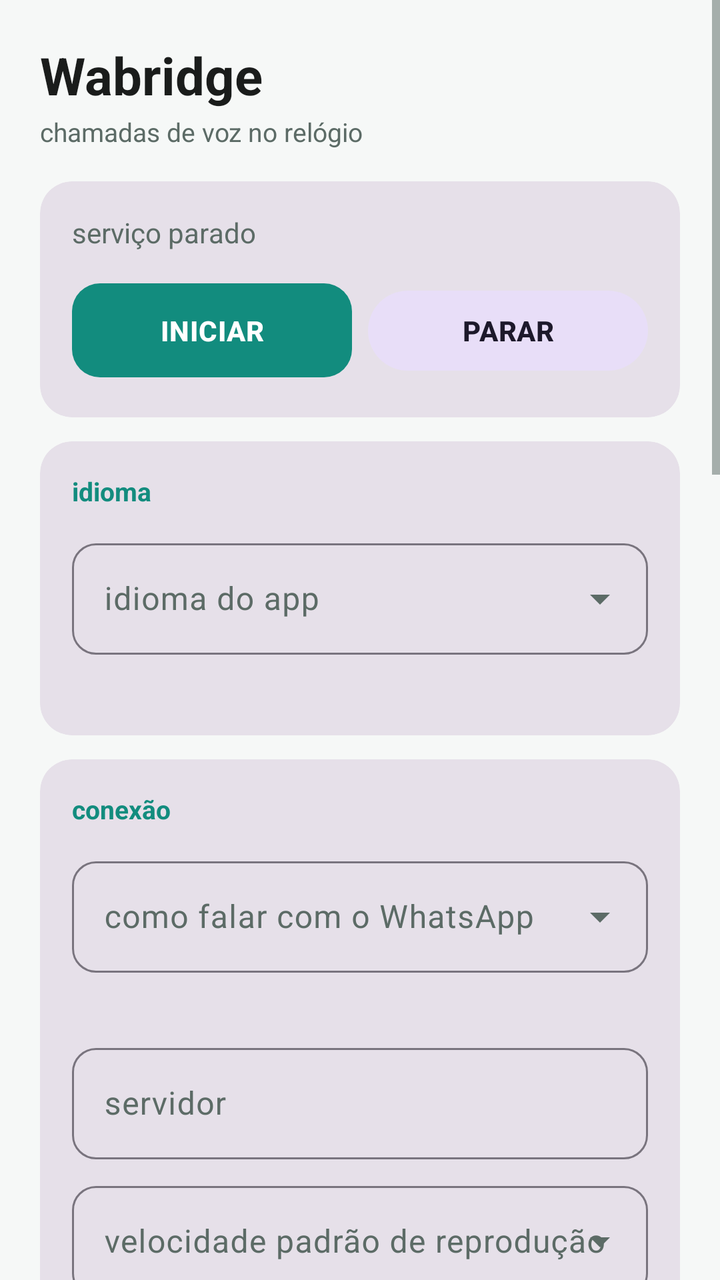
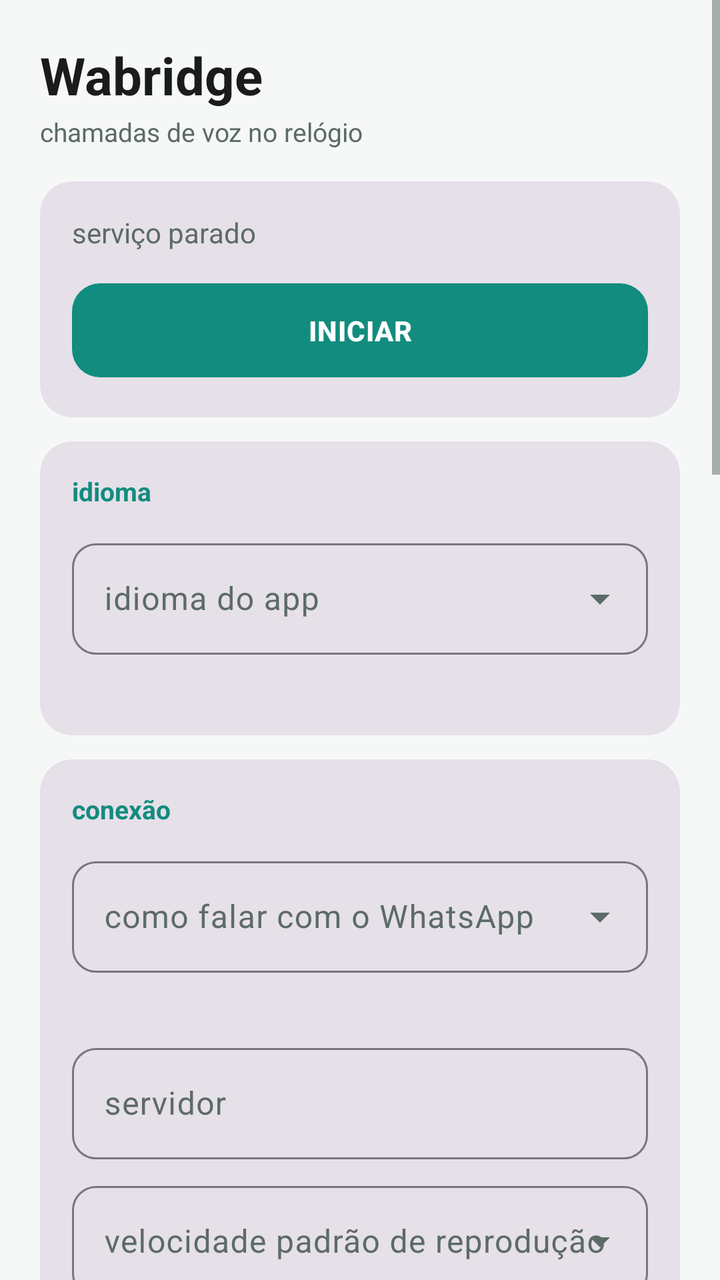

Before-and-after screenshots of an Android layout around one commit, followed by the original layout XML and the change that was made.
<!-- AndroidManifest.xml: application theme AppTheme -->
<!-- res/layout/activity_main.xml -->
<?xml version="1.0" encoding="utf-8"?>
<ScrollView xmlns:android="http://schemas.android.com/apk/res/android"
    xmlns:app="http://schemas.android.com/apk/res-auto"
    android:layout_width="match_parent"
    android:layout_height="match_parent"
    android:background="@color/background"
    android:fillViewport="true">

    <LinearLayout
        android:layout_width="match_parent"
        android:layout_height="wrap_content"
        android:orientation="vertical"
        android:padding="20dp">

        
        <TextView
            android:layout_width="wrap_content"
            android:layout_height="wrap_content"
            android:text="@string/app_name"
            android:textColor="@color/on_surface"
            android:textSize="26sp"
            android:textStyle="bold" />

        <TextView
            android:layout_width="wrap_content"
            android:layout_height="wrap_content"
            android:layout_marginTop="2dp"
            android:text="@string/subtitle"
            android:textColor="@color/on_surface_variant"
            android:textSize="13sp" />

        
        <com.google.android.material.card.MaterialCardView
            style="@style/Widget.Material3.CardView.Filled"
            android:layout_width="match_parent"
            android:layout_height="wrap_content"
            android:layout_marginTop="16dp"
            app:cardCornerRadius="16dp"
            app:cardElevation="0dp">

            <LinearLayout
                android:layout_width="match_parent"
                android:layout_height="wrap_content"
                android:orientation="vertical"
                android:padding="16dp">

                <TextView
                    android:id="@+id/serviceStateText"
                    android:layout_width="match_parent"
                    android:layout_height="wrap_content"
                    android:text="@string/service_off"
                    android:textColor="@color/on_surface_variant"
                    android:textSize="14sp" />

                <LinearLayout
                    android:layout_width="match_parent"
                    android:layout_height="wrap_content"
                    android:layout_marginTop="12dp"
                    android:orientation="horizontal">

                    <com.google.android.material.button.MaterialButton
                        android:id="@+id/startButton"
                        android:layout_width="0dp"
                        android:layout_height="wrap_content"
                        android:layout_weight="1"
                        android:text="@string/start" />

                    <com.google.android.material.button.MaterialButton
                        android:id="@+id/stopButton"
                        style="@style/Widget.Material3.Button.TonalButton"
                        android:layout_width="0dp"
                        android:layout_height="wrap_content"
                        android:layout_marginStart="8dp"
                        android:layout_weight="1"
                        android:text="@string/stop" />
                </LinearLayout>

            </LinearLayout>
        </com.google.android.material.card.MaterialCardView>

        
        <com.google.android.material.card.MaterialCardView
            style="@style/Widget.Material3.CardView.Filled"
            android:layout_width="match_parent"
            android:layout_height="wrap_content"
            android:layout_marginTop="12dp"
            app:cardCornerRadius="16dp"
            app:cardElevation="0dp">

            <LinearLayout
                android:layout_width="match_parent"
                android:layout_height="wrap_content"
                android:orientation="vertical"
                android:padding="16dp">

                <TextView
                    android:layout_width="wrap_content"
                    android:layout_height="wrap_content"
                    android:text="@string/section_language"
                    android:textColor="@color/brand"
                    android:textSize="13sp"
                    android:textStyle="bold" />

                <com.google.android.material.textfield.TextInputLayout
                    style="@style/Widget.Material3.TextInputLayout.OutlinedBox.ExposedDropdownMenu"
                    android:layout_width="match_parent"
                    android:layout_height="wrap_content"
                    android:layout_marginTop="12dp"
                    android:hint="@string/language_label">

                    <com.google.android.material.textfield.MaterialAutoCompleteTextView
                        android:id="@+id/languageSpinner"
                        android:layout_width="match_parent"
                        android:layout_height="wrap_content"
                        android:inputType="none" />
                </com.google.android.material.textfield.TextInputLayout>

                <TextView
                    android:id="@+id/languageDesc"
                    android:layout_width="match_parent"
                    android:layout_height="wrap_content"
                    android:layout_marginTop="8dp"
                    android:textColor="@color/on_surface_variant"
                    android:textSize="12sp" />

            </LinearLayout>
        </com.google.android.material.card.MaterialCardView>

        
        <com.google.android.material.card.MaterialCardView
            style="@style/Widget.Material3.CardView.Filled"
            android:layout_width="match_parent"
            android:layout_height="wrap_content"
            android:layout_marginTop="12dp"
            app:cardCornerRadius="16dp"
            app:cardElevation="0dp">

            <LinearLayout
                android:layout_width="match_parent"
                android:layout_height="wrap_content"
                android:orientation="vertical"
                android:padding="16dp">

                <TextView
                    android:layout_width="wrap_content"
                    android:layout_height="wrap_content"
                    android:text="@string/section_connection"
                    android:textColor="@color/brand"
                    android:textSize="13sp"
                    android:textStyle="bold" />

                <com.google.android.material.textfield.TextInputLayout
                    style="@style/Widget.Material3.TextInputLayout.OutlinedBox.ExposedDropdownMenu"
                    android:layout_width="match_parent"
                    android:layout_height="wrap_content"
                    android:layout_marginTop="12dp"
                    android:hint="@string/engine_label">

                    <com.google.android.material.textfield.MaterialAutoCompleteTextView
                        android:id="@+id/modeSpinner"
                        android:layout_width="match_parent"
                        android:layout_height="wrap_content"
                        android:editable="false"
                        android:inputType="none" />
                </com.google.android.material.textfield.TextInputLayout>

                <TextView
                    android:id="@+id/engineStatusText"
                    android:layout_width="match_parent"
                    android:layout_height="wrap_content"
                    android:layout_marginTop="8dp"
                    android:textColor="@color/on_surface_variant"
                    android:textSize="12sp" />

                <com.google.android.material.textfield.TextInputLayout
                    style="@style/Widget.Material3.TextInputLayout.OutlinedBox"
                    android:layout_width="match_parent"
                    android:layout_height="wrap_content"
                    android:layout_marginTop="8dp"
                    android:hint="@string/server_label">

                    <com.google.android.material.textfield.TextInputEditText
                        android:id="@+id/urlInput"
                        android:layout_width="match_parent"
                        android:layout_height="wrap_content"
                        android:imeOptions="actionDone"
                        android:importantForAutofill="no"
                        android:inputType="textUri"
                        android:maxLines="1" />
                </com.google.android.material.textfield.TextInputLayout>

                <com.google.android.material.textfield.TextInputLayout
                    style="@style/Widget.Material3.TextInputLayout.OutlinedBox.ExposedDropdownMenu"
                    android:layout_width="match_parent"
                    android:layout_height="wrap_content"
                    android:layout_marginTop="8dp"
                    android:hint="@string/speed_label">

                    <com.google.android.material.textfield.MaterialAutoCompleteTextView
                        android:id="@+id/speedSpinner"
                        android:layout_width="match_parent"
                        android:layout_height="wrap_content"
                        android:inputType="none" />
                </com.google.android.material.textfield.TextInputLayout>

                <com.google.android.material.textfield.TextInputLayout
                    style="@style/Widget.Material3.TextInputLayout.OutlinedBox.ExposedDropdownMenu"
                    android:layout_width="match_parent"
                    android:layout_height="wrap_content"
                    android:layout_marginTop="8dp"
                    android:hint="@string/audio_delay_label">

                    <com.google.android.material.textfield.MaterialAutoCompleteTextView
                        android:id="@+id/audioDelaySpinner"
                        android:layout_width="match_parent"
                        android:layout_height="wrap_content"
                        android:inputType="none" />
                </com.google.android.material.textfield.TextInputLayout>
            </LinearLayout>
        </com.google.android.material.card.MaterialCardView>

        
        <com.google.android.material.card.MaterialCardView
            style="@style/Widget.Material3.CardView.Filled"
            android:layout_width="match_parent"
            android:layout_height="wrap_content"
            android:layout_marginTop="12dp"
            app:cardCornerRadius="16dp"
            app:cardElevation="0dp">

            <LinearLayout
                android:layout_width="match_parent"
                android:layout_height="wrap_content"
                android:orientation="vertical"
                android:padding="16dp">

                <TextView
                    android:layout_width="wrap_content"
                    android:layout_height="wrap_content"
                    android:text="@string/section_pairing"
                    android:textColor="@color/brand"
                    android:textSize="13sp"
                    android:textStyle="bold" />

                <TextView
                    android:id="@+id/accountStatusText"
                    android:layout_width="match_parent"
                    android:layout_height="wrap_content"
                    android:layout_marginTop="8dp"
                    android:textColor="@color/on_surface_variant"
                    android:textSize="13sp" />

                <LinearLayout
                    android:layout_width="match_parent"
                    android:layout_height="wrap_content"
                    android:layout_marginTop="12dp"
                    android:orientation="horizontal">

                    <com.google.android.material.textfield.TextInputLayout
                        style="@style/Widget.Material3.TextInputLayout.OutlinedBox"
                        android:layout_width="80dp"
                        android:layout_height="wrap_content"
                        android:hint="@string/country_code_hint">

                        <com.google.android.material.textfield.TextInputEditText
                            android:id="@+id/countryCodeInput"
                            android:layout_width="match_parent"
                            android:layout_height="wrap_content"
                            android:importantForAutofill="no"
                            android:inputType="phone"
                            android:maxLength="4"
                            android:maxLines="1" />
                    </com.google.android.material.textfield.TextInputLayout>

                    <com.google.android.material.textfield.TextInputLayout
                        style="@style/Widget.Material3.TextInputLayout.OutlinedBox"
                        android:layout_width="0dp"
                        android:layout_height="wrap_content"
                        android:layout_marginStart="8dp"
                        android:layout_weight="1"
                        android:hint="@string/phone_hint">

                        <com.google.android.material.textfield.TextInputEditText
                            android:id="@+id/phoneInput"
                            android:layout_width="match_parent"
                            android:layout_height="wrap_content"
                            android:importantForAutofill="no"
                            android:inputType="phone"
                            android:maxLines="1" />
                    </com.google.android.material.textfield.TextInputLayout>
                </LinearLayout>

                <com.google.android.material.button.MaterialButton
                    android:id="@+id/pairButton"
                    android:layout_width="match_parent"
                    android:layout_height="wrap_content"
                    android:layout_marginTop="12dp"
                    android:text="@string/pair"
                    android:textColor="@color/white" />

                <TextView
                    android:id="@+id/pairResultText"
                    android:layout_width="match_parent"
                    android:layout_height="wrap_content"
                    android:layout_marginTop="10dp"
                    android:textColor="@color/on_surface_variant"
                    android:textSize="13sp"
                    android:visibility="gone" />

                <com.google.android.material.button.MaterialButton
                    android:id="@+id/batteryButton"
                    style="@style/Widget.Material3.Button.TonalButton"
                    android:layout_width="match_parent"
                    android:layout_height="wrap_content"
                    android:layout_marginTop="8dp"
                    android:text="@string/battery" />
            </LinearLayout>
        </com.google.android.material.card.MaterialCardView>

        
        <com.google.android.material.card.MaterialCardView
            style="@style/Widget.Material3.CardView.Filled"
            android:layout_width="match_parent"
            android:layout_height="wrap_content"
            android:layout_marginTop="12dp"
            app:cardCornerRadius="16dp"
            app:cardElevation="0dp">

            <LinearLayout
                android:layout_width="match_parent"
                android:layout_height="wrap_content"
                android:orientation="vertical"
                android:padding="16dp">

                <TextView
                    android:layout_width="wrap_content"
                    android:layout_height="wrap_content"
                    android:text="@string/section_allowed"
                    android:textColor="@color/brand"
                    android:textSize="13sp"
                    android:textStyle="bold" />

                <LinearLayout
                    android:layout_width="match_parent"
                    android:layout_height="wrap_content"
                    android:layout_marginTop="12dp"
                    android:gravity="center_vertical"
                    android:orientation="horizontal">

                    <TextView
                        android:id="@+id/allowedSummary"
                        android:layout_width="0dp"
                        android:layout_height="wrap_content"
                        android:layout_weight="1"
                        android:text="@string/allowed_empty"
                        android:textColor="@color/on_surface"
                        android:textSize="14sp" />

                    <com.google.android.material.button.MaterialButton
                        android:id="@+id/allowedPickButton"
                        style="@style/Widget.Material3.Button.OutlinedButton"
                        android:layout_width="wrap_content"
                        android:layout_height="wrap_content"
                        android:text="@string/allowed_pick" />
                </LinearLayout>

                <com.google.android.material.textfield.TextInputLayout
                    style="@style/Widget.Material3.TextInputLayout.OutlinedBox"
                    android:layout_width="match_parent"
                    android:layout_height="wrap_content"
                    android:layout_marginTop="8dp"
                    android:hint="@string/allowed_hint">

                    <com.google.android.material.textfield.TextInputEditText
                        android:id="@+id/allowedInput"
                        android:layout_width="match_parent"
                        android:layout_height="wrap_content"
                        android:importantForAutofill="no"
                        android:inputType="text"
                        android:maxLines="2" />
                </com.google.android.material.textfield.TextInputLayout>
            </LinearLayout>
        </com.google.android.material.card.MaterialCardView>

        
        <com.google.android.material.card.MaterialCardView
            style="@style/Widget.Material3.CardView.Filled"
            android:layout_width="match_parent"
            android:layout_height="wrap_content"
            android:layout_marginTop="12dp"
            app:cardCornerRadius="16dp"
            app:cardElevation="0dp">

            <LinearLayout
                android:layout_width="match_parent"
                android:layout_height="wrap_content"
                android:orientation="vertical"
                android:padding="16dp">

                <TextView
                    android:layout_width="wrap_content"
                    android:layout_height="wrap_content"
                    android:text="@string/section_bluetooth"
                    android:textColor="@color/brand"
                    android:textSize="13sp"
                    android:textStyle="bold" />

                <com.google.android.material.checkbox.MaterialCheckBox
                    android:id="@+id/btOnlyCheck"
                    android:layout_width="match_parent"
                    android:layout_height="wrap_content"
                    android:layout_marginTop="10dp"
                    android:text="@string/bt_only"
                    android:textColor="@color/on_surface" />

                <com.google.android.material.button.MaterialButton
                    android:id="@+id/btPickButton"
                    style="@style/Widget.Material3.Button.TonalButton"
                    android:layout_width="match_parent"
                    android:layout_height="wrap_content"
                    android:layout_marginTop="8dp"
                    android:text="@string/bt_pick" />

                <TextView
                    android:id="@+id/btState"
                    android:layout_width="match_parent"
                    android:layout_height="wrap_content"
                    android:layout_marginTop="8dp"
                    android:textColor="@color/on_surface_variant"
                    android:textSize="12sp" />
            </LinearLayout>
        </com.google.android.material.card.MaterialCardView>

        
        <CheckBox
            android:id="@+id/acceptOwnCheck"
            android:layout_width="match_parent"
            android:layout_height="wrap_content"
            android:layout_marginTop="8dp"
            android:text="@string/accept_own_label" />

        
        <com.google.android.material.button.MaterialButton
            android:id="@+id/pendingButton"
            style="@style/Widget.Material3.Button.OutlinedButton"
            android:layout_width="match_parent"
            android:layout_height="wrap_content"
            android:layout_marginTop="16dp"
            android:text="@string/pending_label" />

        <com.google.android.material.button.MaterialButton
            android:id="@+id/testCallButton"
            style="@style/Widget.Material3.Button.TextButton"
            android:layout_width="match_parent"
            android:layout_height="wrap_content"
            android:layout_marginTop="8dp"
            android:text="@string/test_call" />

        <com.google.android.material.button.MaterialButton
            android:id="@+id/audioDiagnosticsButton"
            style="@style/Widget.Material3.Button.OutlinedButton"
            android:layout_width="match_parent"
            android:layout_height="wrap_content"
            android:layout_marginTop="8dp"
            android:text="@string/audio_diagnostics" />

        
        <TextView
            android:layout_width="wrap_content"
            android:layout_height="wrap_content"
            android:layout_marginTop="20dp"
            android:text="@string/status_label"
            android:textColor="@color/on_surface_variant"
            android:textSize="12sp"
            android:textStyle="bold" />

        <TextView
            android:id="@+id/statusText"
            android:layout_width="match_parent"
            android:layout_height="wrap_content"
            android:layout_marginTop="4dp"
            android:text="@string/starting"
            android:textColor="@color/on_surface"
            android:textSize="14sp" />
    </LinearLayout>
</ScrollView>
<!-- resources referenced by this layout -->
<resources>
  <color name="background">#F6F8F7</color>
  <color name="brand">#128C7E</color>
  <color name="on_surface">#1A1C1B</color>
  <color name="on_surface_variant">#5C6B66</color>
  <color name="white">#FFFFFF</color>
  <string name="accept_own_label">Tocar meus próprios áudios (modo teste)</string>
  <string name="allowed_empty">todos (lista vazia)</string>
  <string name="allowed_hint">números com DDD separados por vírgula (vazio = todos)</string>
  <string name="allowed_pick">escolher</string>
  <string name="app_name">Wabridge</string>
  <string name="audio_delay_label">tempo até o áudio começar</string>
  <string name="audio_diagnostics">diagnóstico do áudio</string>
  <string name="battery">não deixar o celular dormir o app</string>
  <string name="bt_only">só ligar quando o relógio estiver conectado</string>
  <string name="bt_pick">escolher aparelho</string>
  <string name="country_code_hint">DDI</string>
  <string name="engine_label">como falar com o WhatsApp</string>
  <string name="language_label">idioma do app</string>
  <string name="pair">gerar código de 8 dígitos</string>
  <string name="pending_label">notas de voz recebidas</string>
  <string name="phone_hint">DDD + número</string>
  <string name="section_allowed">quem pode ligar</string>
  <string name="section_bluetooth">relógio / fone</string>
  <string name="section_connection">conexão</string>
  <string name="section_language">idioma</string>
  <string name="section_pairing">parear o WhatsApp</string>
  <string name="server_label">servidor</string>
  <string name="service_off">serviço parado</string>
  <string name="speed_label">velocidade padrão de reprodução</string>
  <string name="start">iniciar</string>
  <string name="starting">iniciando…</string>
  <string name="status_label">status</string>
  <string name="stop">parar</string>
  <string name="subtitle">chamadas de voz no relógio</string>
  <string name="test_call">testar chamada</string>
  <color name="brand_container">#D3EFE7</color>
  <color name="brand_dark">#075E54</color>
  <color name="accent">#25D366</color>
  <color name="surface">#FFFFFF</color>
  <color name="surface_variant">#EDF1EF</color>
  <style name="Widget.Wabridge.Button" parent="Widget.Material3.Button">
          <item name="android:textAllCaps">true</item>
          <item name="android:textStyle">bold</item>
          <item name="android:letterSpacing">0.02</item>
          <item name="cornerRadius">14dp</item>
          <item name="android:paddingTop">14dp</item>
          <item name="android:paddingBottom">14dp</item>
      </style>
  <style name="Widget.Wabridge.TextInput" parent="Widget.Material3.TextInputLayout.OutlinedBox">
          <item name="boxCornerRadiusTopStart">12dp</item>
          <item name="boxCornerRadiusTopEnd">12dp</item>
          <item name="boxCornerRadiusBottomStart">12dp</item>
          <item name="boxCornerRadiusBottomEnd">12dp</item>
      </style>
  <style name="Widget.Wabridge.Spinner" parent="Widget.Material3.TextInputLayout.OutlinedBox.ExposedDropdownMenu">
          <item name="boxCornerRadiusTopStart">12dp</item>
          <item name="boxCornerRadiusTopEnd">12dp</item>
          <item name="boxCornerRadiusBottomStart">12dp</item>
          <item name="boxCornerRadiusBottomEnd">12dp</item>
      </style>
  <style name="Widget.Wabridge.CheckBox" parent="Widget.Material3.CompoundButton.CheckBox">
          <item name="buttonTint">@color/brand</item>
      </style>
  <style name="Theme.Wabridge.Dialog" parent="ThemeOverlay.Material3.Dialog.Alert">
          <item name="colorPrimary">@color/brand</item>
      </style>
  <!-- unchanged entries left out for length: 1 -->
</resources>

<!-- the commit's change to res/layout/activity_main.xml (unified diff, before → after) -->
@@ -52,28 +52,12 @@
                     android:textColor="@color/on_surface_variant"
                     android:textSize="14sp" />
 
-                <LinearLayout
-                    android:layout_width="match_parent"
-                    android:layout_height="wrap_content"
-                    android:layout_marginTop="12dp"
-                    android:orientation="horizontal">
-
-                    <com.google.android.material.button.MaterialButton
-                        android:id="@+id/startButton"
-                        android:layout_width="0dp"
-                        android:layout_height="wrap_content"
-                        android:layout_weight="1"
-                        android:text="@string/start" />
-
-                    <com.google.android.material.button.MaterialButton
-                        android:id="@+id/stopButton"
-                        style="@style/Widget.Material3.Button.TonalButton"
-                        android:layout_width="0dp"
-                        android:layout_height="wrap_content"
-                        android:layout_marginStart="8dp"
-                        android:layout_weight="1"
-                        android:text="@string/stop" />
-                </LinearLayout>
+                <com.google.android.material.button.MaterialButton
+                    android:id="@+id/toggleServiceButton"
+                    android:layout_width="match_parent"
+                    android:layout_height="wrap_content"
+                    android:layout_marginTop="12dp"
+                    android:text="@string/start" />
 
             </LinearLayout>
         </com.google.android.material.card.MaterialCardView>
<!-- resource entries referenced after the edit -->
@@ -32,7 +32,6 @@
   <string name="start">iniciar</string>
   <string name="starting">iniciando…</string>
   <string name="status_label">status</string>
-  <string name="stop">parar</string>
   <string name="subtitle">chamadas de voz no relógio</string>
   <string name="test_call">testar chamada</string>
   <color name="brand_container">#D3EFE7</color>
